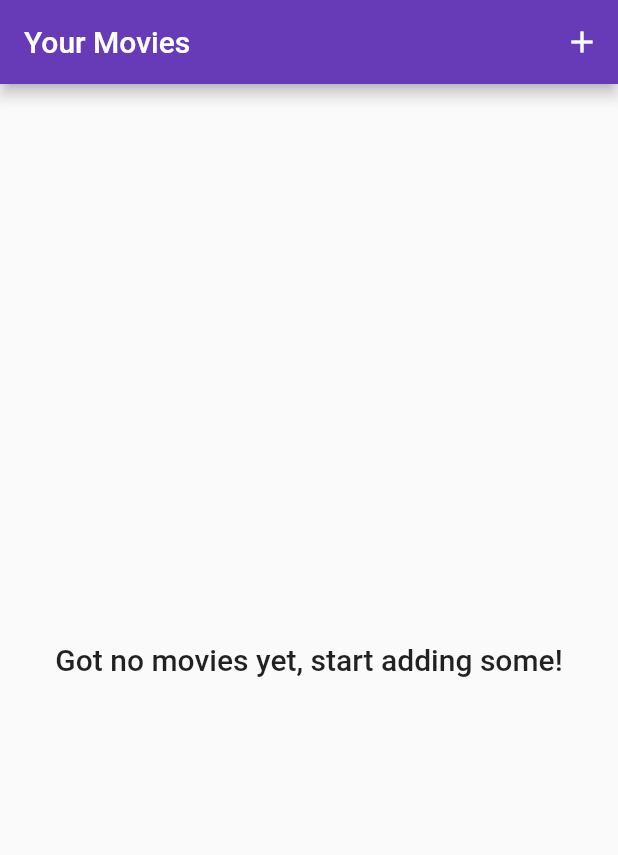
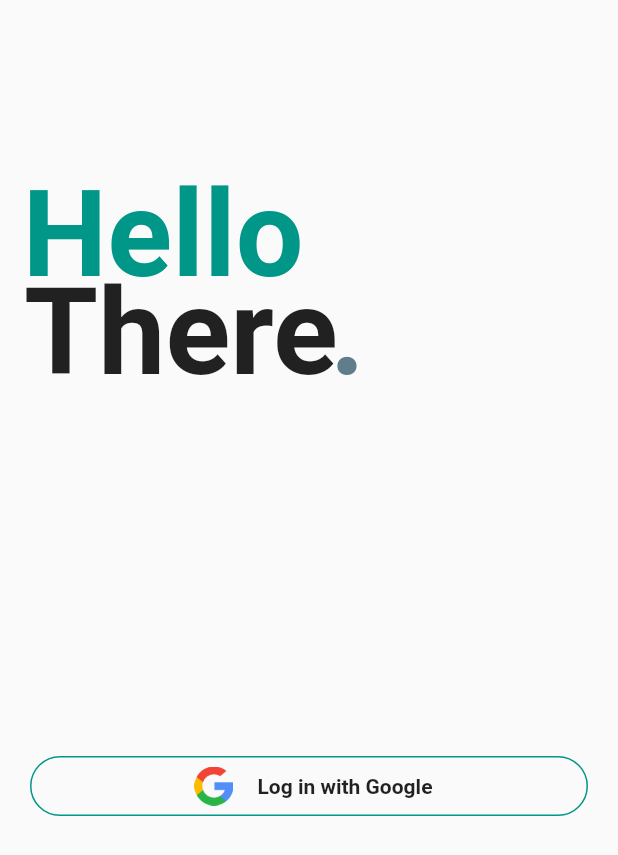
Before and after one commit to harshthakur066/Movie-list--app-task, a Flutter app: the screen it shows after launch, on a phone screen of 412 x 824 dp. Shown: the top 855 px of the screen. Run offline on Flutter 3.47's test engine with Material 2 defaults, Android fonts, the light colour scheme and no system bars; our stand-ins replace firebase_core, image_picker, sqflite; accounts and stored records are empty; Roboto replaces fonts that are missing (Montserrat).

Commit message:
intro screen wit

```diff
--- a/lib/main.dart
+++ b/lib/main.dart
@@ -3,6 +3,7 @@ import 'dart:io';
 import 'package:flutter/material.dart';
 import 'package:flutter/services.dart';
 import 'package:firebase_core/firebase_core.dart';
+import 'package:movie_list_app/screens/intro_screen.dart';
 import 'package:movie_list_app/screens/movie_edit_screen.dart';
 import 'package:provider/provider.dart';
 
@@ -33,11 +34,12 @@ class MyApp extends StatelessWidget {
       child: MaterialApp(
         title: 'Movie List App',
         theme: ThemeData(
-          primarySwatch: Colors.deepPurple,
-          accentColor: Colors.amber,
+          primarySwatch: Colors.teal,
+          accentColor: Colors.blueGrey,
         ),
-        home: MovieListScreen(),
+        home: IntroScreen(),
         routes: {
+          MovieListScreen.routeName: (ctx) => MovieListScreen(),
           MovieAddScreen.routeName: (ctx) => MovieAddScreen(),
           MovieEditScreen.routeName: (ctx) => MovieEditScreen(),
         },
--- /dev/null
+++ b/lib/screens/intro_screen.dart
@@ -0,0 +1,100 @@
+import 'package:flutter/material.dart';
+import 'package:movie_list_app/screens/movie_list_screen.dart';
+
+class IntroScreen extends StatefulWidget {
+  IntroScreen({Key? key}) : super(key: key);
+
+  @override
+  _IntroScreenState createState() => _IntroScreenState();
+}
+
+class _IntroScreenState extends State<IntroScreen> {
+  @override
+  Widget build(BuildContext context) {
+    return new Scaffold(
+        resizeToAvoidBottomInset: false,
+        body: Column(
+          crossAxisAlignment: CrossAxisAlignment.start,
+          children: <Widget>[
+            Container(
+              child: Stack(
+                children: <Widget>[
+                  Container(
+                    padding: EdgeInsets.fromLTRB(15.0, 110.0, 0.0, 0.0),
+                    child: Text('Hello',
+                        style: TextStyle(
+                          fontSize: 80.0,
+                          fontWeight: FontWeight.bold,
+                          color: Theme.of(context).primaryColor,
+                        )),
+                  ),
+                  Container(
+                    padding: EdgeInsets.fromLTRB(16.0, 175.0, 0.0, 0.0),
+                    child: Text('There',
+                        style: TextStyle(
+                          fontSize: 80.0,
+                          fontWeight: FontWeight.bold,
+                          // color: Theme.of(context).accentColor,
+                        )),
+                  ),
+                  Container(
+                    padding: EdgeInsets.fromLTRB(220.0, 175.0, 0.0, 0.0),
+                    child: Text('.',
+                        style: TextStyle(
+                          fontSize: 80.0,
+                          fontWeight: FontWeight.bold,
+                          color: Theme.of(context).accentColor,
+                        )),
+                  )
+                ],
+              ),
+            ),
+            Container(
+                padding: EdgeInsets.only(top: 235.0, left: 20.0, right: 20.0),
+                child: Column(
+                  children: <Widget>[
+                    Container(
+                      height: 40.0,
+                      color: Colors.transparent,
+                      child: GestureDetector(
+                        onTap: () {
+                          Navigator.of(context).pushNamed(
+                            MovieListScreen.routeName,
+                          );
+                        },
+                        child: Container(
+                          decoration: BoxDecoration(
+                              border: Border.all(
+                                  color: Theme.of(context).primaryColor,
+                                  style: BorderStyle.solid,
+                                  width: 1.0),
+                              color: Colors.transparent,
+                              borderRadius: BorderRadius.circular(20.0)),
+                          child: Row(
+                            mainAxisAlignment: MainAxisAlignment.center,
+                            children: <Widget>[
+                              Padding(
+                                padding: const EdgeInsets.all(6.0),
+                                child: Center(
+                                  child: Image.asset('assets/download.png'),
+                                ),
+                              ),
+                              SizedBox(width: 10.0),
+                              Center(
+                                child: Text('Log in with Google',
+                                    style: TextStyle(
+                                      fontWeight: FontWeight.bold,
+                                      fontFamily: 'Montserrat',
+                                    )),
+                              )
+                            ],
+                          ),
+                        ),
+                      ),
+                    )
+                  ],
+                )),
+          ],
+        ));
+  }
+}
--- a/lib/screens/movie_add_screen.dart
+++ b/lib/screens/movie_add_screen.dart
@@ -73,8 +73,14 @@ class _MovieAddScreenState extends State<MovieAddScreen> {
           )),
           RaisedButton.icon(
             onPressed: _saveMovie,
-            icon: Icon(Icons.add),
-            label: Text('Add Movie'),
+            icon: Icon(
+              Icons.add,
+              color: Colors.white,
+            ),
+            label: Text(
+              'Add Movie',
+              style: TextStyle(color: Colors.white),
+            ),
             elevation: 0,
             materialTapTargetSize: MaterialTapTargetSize.shrinkWrap,
             color: Theme.of(context).accentColor,
--- a/lib/screens/movie_list_screen.dart
+++ b/lib/screens/movie_list_screen.dart
@@ -6,6 +6,7 @@ import 'package:provider/provider.dart';
 import 'package:movie_list_app/screens/movie_add_screen.dart';
 
 class MovieListScreen extends StatelessWidget {
+  static const routeName = '/list-movie';
   const MovieListScreen({Key? key}) : super(key: key);
 
   @override
--- a/pubspec.yaml
+++ b/pubspec.yaml
@@ -54,8 +54,8 @@ flutter:
   uses-material-design: true
 
   # To add assets to your application, add an assets section, like this:
-  # assets:
-  #   - images/a_dot_burr.jpeg
+  assets:
+    - assets/download.png
   #   - images/a_dot_ham.jpeg
 
   # An image asset can refer to one or more resolution-specific "variants", see
```
Also changed, not shown: assets/download.png (added).
